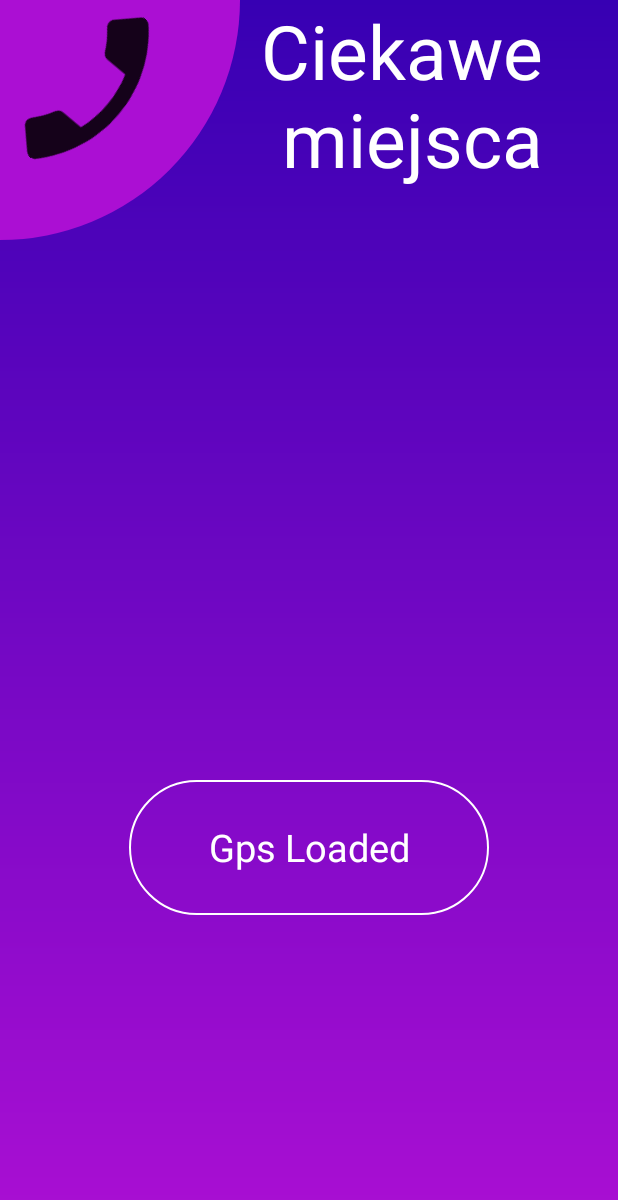
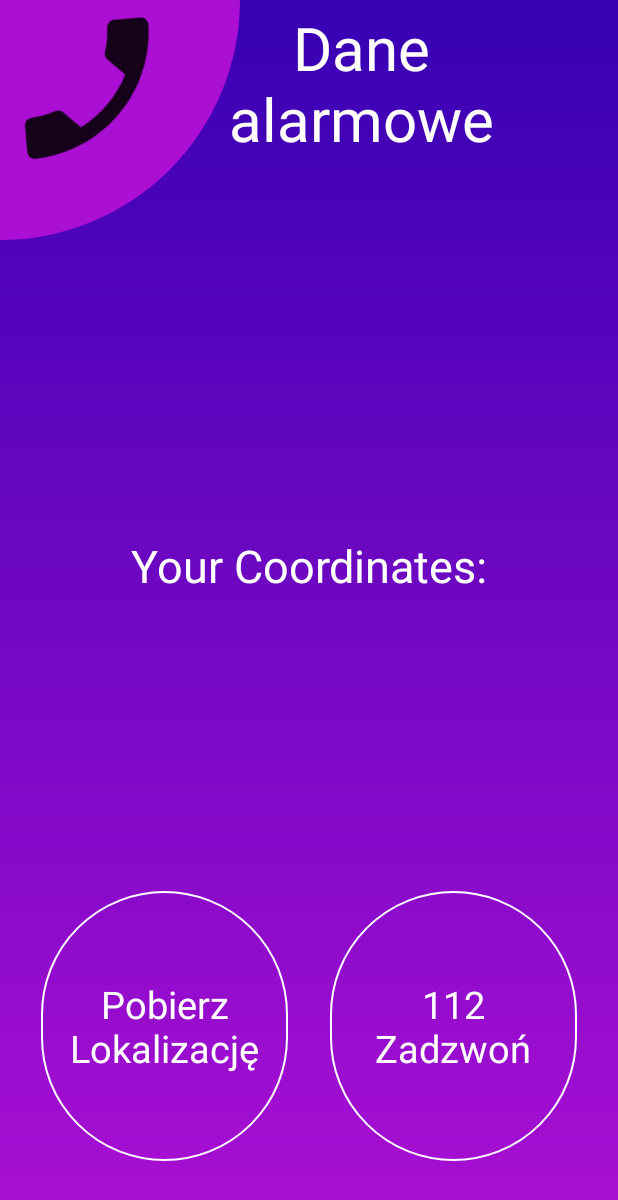
Before and after one commit to ThePow96/Bicycle.tracker, an Android app: the LastLocationActivity screen opened directly, with no data from a screen before it, after a tap on "Pobierz Lokalizację", on a phone screen of 412 x 824 dp. Shown: the top 1200 px of the screen. Run offline under Robolectric (Android 15) with nearby library versions, the light colour scheme and no system bars; 2 statements that could not run were skipped.

Commit message:
Layout fixes. Exit confirmation added

```diff
--- /dev/null
+++ b/appka/app/src/main/java/com/example/bicycletracker/view/AlarmActivity.kt
@@ -0,0 +1,67 @@
+package com.example.bicycletracker.view
+
+import android.Manifest
+import android.annotation.SuppressLint
+import android.content.Intent
+import android.content.pm.PackageManager
+import android.location.Location
+import android.net.Uri
+import android.os.Bundle
+import android.util.Log
+import android.widget.Toast
+import androidx.appcompat.app.AppCompatActivity
+import androidx.core.app.ActivityCompat
+import com.example.bicycletracker.R
+import com.google.android.gms.location.FusedLocationProviderClient
+import com.google.android.gms.tasks.Task
+import kotlinx.android.synthetic.main.alarm_layout.*
+
+private const val GPS_STATUS = ""
+private const val ALARM_NUMBER = "112"
+class LastLocationActivity: AppCompatActivity() {
+
+    override fun onCreate(savedInstanceState: Bundle?) {
+        super.onCreate(savedInstanceState)
+        setContentView(R.layout.alarm_layout)
+        lokalizacja.setOnClickListener {
+            askForGPSPermission()
+        }
+        alarm_number.setOnClickListener {
+            makeAlarmDial()
+        }
+    }
+
+    @SuppressLint("VisibleForTests")
+    private fun askForGPSPermission() {
+        if (ActivityCompat.checkSelfPermission(this, Manifest.permission.ACCESS_COARSE_LOCATION) != PackageManager.PERMISSION_GRANTED) {
+            requestPermissions(arrayOf(Manifest.permission.ACCESS_COARSE_LOCATION), 400)
+            Log.w(GPS_STATUS, "asking for permission")
+            Toast.makeText(this, resources.getString(R.string.app_gps_requirement), Toast.LENGTH_SHORT).show()
+            val getLastLocation = FusedLocationProviderClient(this).lastLocation
+            getLastLocation(getLastLocation)
+        }else{
+            val getLastLocation = FusedLocationProviderClient(this).lastLocation
+            getLastLocation(getLastLocation)
+        }
+    }
+
+    private fun getLastLocation(lastLocation: Task<Location>) {
+            lastLocation.addOnSuccessListener {
+                if (it == null){
+                    Toast.makeText(this, resources.getString(R.string.gps_loading_failed), Toast.LENGTH_SHORT).show()
+                    myLocation.text = resources.getString(R.string.gps_coordinates, 0f, 0f)
+                }else{
+                    myLocation.text = resources.getString(R.string.gps_coordinates, it.longitude, it.latitude)
+                }
+                Log.w(GPS_STATUS, "success")
+            }.addOnFailureListener {
+                Log.w(GPS_STATUS, "failed")
+            }
+    }
+
+    private fun makeAlarmDial(){
+        val callIntent = Intent(Intent.ACTION_DIAL)
+        callIntent.data = Uri.parse("tel:$ALARM_NUMBER")
+        startActivity(callIntent)
+    }
+}
--- a/appka/app/src/main/java/com/example/bicycletracker/view/LastLocationActivity.kt
+++ /dev/null
@@ -1,50 +0,0 @@
-package com.example.bicycletracker.view
-
-import android.content.pm.PackageManager
-import android.content.pm.PackageManager.*
-import android.os.Bundle
-import android.widget.Toast
-import androidx.appcompat.app.AppCompatActivity
-import androidx.core.app.ActivityCompat
-import com.example.bicycletracker.R
-import com.google.android.gms.location.FusedLocationProviderClient
-import kotlinx.android.synthetic.main.special_places_layout.*
-
-class LastLocationActivity: AppCompatActivity() {
-
-    override fun onCreate(savedInstanceState: Bundle?) {
-        super.onCreate(savedInstanceState)
-        setContentView(R.layout.special_places_layout)
-
-        lokalizacja.setOnClickListener {
-            lokalizacja.text = "Gps Loaded"
-            getLastLocation()
-        }
-    }
-
-    private fun getLastLocation() {
-        println("zaczyna")
-        if (ActivityCompat.checkSelfPermission(
-                this,
-                android.Manifest.permission.ACCESS_FINE_LOCATION
-            ) != PERMISSION_GRANTED &&
-            ActivityCompat.checkSelfPermission(
-                this,
-                android.Manifest.permission.ACCESS_COARSE_LOCATION
-            ) != PERMISSION_GRANTED
-        ) {
-            println("odmowa")
-            return
-        }
-        val getLastLocationTask = FusedLocationProviderClient(this).lastLocation
-
-        getLastLocationTask.addOnSuccessListener {
-            myLocation.text = it.toString()
-        }
-        getLastLocationTask.addOnFailureListener {
-            Toast.makeText(this, "Nie określono lokalizacji gps", Toast.LENGTH_SHORT).show()
-            println("error: " + it)
-        }
-    }
-
-}
--- /dev/null
+++ b/appka/app/src/main/res/layout/alarm_layout.xml
@@ -0,0 +1,88 @@
+<?xml version="1.0" encoding="utf-8"?>
+<androidx.constraintlayout.widget.ConstraintLayout xmlns:android="http://schemas.android.com/apk/res/android"
+    xmlns:app="http://schemas.android.com/apk/res-auto"
+    xmlns:tools="http://schemas.android.com/tools"
+    android:layout_width="match_parent"
+    android:layout_height="match_parent"
+    android:background="@drawable/background_gradient"
+    tools:context=".view.ContactActivity">
+
+    <ImageView
+        android:id="@+id/imageView5"
+        android:layout_width="wrap_content"
+        android:layout_height="wrap_content"
+        android:contentDescription="@string/logo"
+        android:src="@drawable/logo_backgroud_purple"
+        app:layout_constraintStart_toStartOf="parent"
+        app:layout_constraintTop_toTopOf="parent" />
+
+    <ImageView
+        android:id="@+id/imageView6"
+        android:layout_width="120dp"
+        android:layout_height="120dp"
+        android:background="@android:color/transparent"
+        android:contentDescription="@string/logo"
+        android:rotation="130"
+        android:src="@drawable/ic_call_end_black_24dp"
+        app:layout_constraintHeight_percent="0.2"
+        app:layout_constraintStart_toStartOf="parent"
+        app:layout_constraintTop_toTopOf="parent"
+        app:layout_constraintWidth_percent="0.3" />
+
+    <TextView
+        android:id="@+id/textView"
+        style="@style/title"
+        android:layout_width="250dp"
+        android:layout_height="wrap_content"
+        android:text="@string/alarm_data"
+        android:textAlignment="center"
+        android:textColor="@android:color/white"
+        app:layout_constraintBottom_toBottomOf="@+id/imageView5"
+        app:layout_constraintEnd_toEndOf="parent"
+        app:layout_constraintStart_toEndOf="@+id/imageView6"
+        app:layout_constraintTop_toTopOf="@+id/imageView5" />
+
+    <TextView
+        android:id="@+id/myLocation"
+        android:layout_width="match_parent"
+        android:layout_height="wrap_content"
+        android:padding="10dp"
+        android:text="@string/your_coordinates"
+        android:textAlignment="center"
+        android:textColor="@android:color/white"
+        android:textSize="30sp"
+        app:layout_constraintBottom_toTopOf="@+id/lokalizacja"
+        app:layout_constraintEnd_toEndOf="parent"
+        app:layout_constraintStart_toStartOf="parent"
+        app:layout_constraintTop_toBottomOf="@id/imageView5" />
+
+    <Button
+        android:id="@+id/lokalizacja"
+        style="@style/ButtonMenu"
+        android:layout_width="0dp"
+        android:layout_height="180dp"
+        android:layout_marginBottom="@dimen/title_margin"
+        android:background="@drawable/button_backgruud"
+        android:text="@string/loadGps"
+        app:layout_constraintBottom_toBottomOf="parent"
+        app:layout_constraintEnd_toStartOf="@+id/alarm_number"
+        app:layout_constraintHorizontal_bias="0.5"
+        app:layout_constraintStart_toStartOf="parent"
+        app:layout_constraintWidth_percent="0.4" />
+
+    <Button
+        android:id="@+id/alarm_number"
+        style="@style/ButtonMenu"
+        android:layout_width="0dp"
+        android:layout_height="180dp"
+        android:layout_marginBottom="@dimen/title_margin"
+        android:background="@drawable/button_backgruud"
+        android:textAlignment="center"
+        android:text="@string/call_112"
+        app:layout_constraintBottom_toBottomOf="parent"
+        app:layout_constraintEnd_toEndOf="parent"
+        app:layout_constraintHorizontal_bias="0.5"
+        app:layout_constraintStart_toEndOf="@+id/lokalizacja"
+        app:layout_constraintWidth_percent="0.4" />
+
+</androidx.constraintlayout.widget.ConstraintLayout>
--- a/appka/app/src/main/res/layout/contact_layout.xml
+++ b/appka/app/src/main/res/layout/contact_layout.xml
@@ -31,6 +31,7 @@
         android:id="@+id/textView"
         style="@style/title"
         android:layout_width="0dp"
+        android:textColor="@color/white"
         android:layout_height="wrap_content"
         android:text="@string/kontakt"
         app:layout_constraintBottom_toTopOf="@id/guideline3"
--- a/appka/app/src/main/res/layout/special_places_layout.xml
+++ b/appka/app/src/main/res/layout/special_places_layout.xml
@@ -39,41 +39,5 @@
         app:layout_constraintTop_toTopOf="parent"
         app:layout_constraintEnd_toEndOf="parent" />
 
-    <androidx.constraintlayout.widget.Guideline
-        android:id="@+id/guideline3"
-        android:layout_width="wrap_content"
-        android:layout_height="wrap_content"
-        android:orientation="horizontal"
-        app:layout_constraintGuide_percent="0.2"/>
-
-    <androidx.constraintlayout.widget.Guideline
-        android:id="@+id/guideline2"
-        android:layout_width="wrap_content"
-        android:layout_height="wrap_content"
-        android:orientation="horizontal"
-        app:layout_constraintGuide_percent="0.6"/>
-
-    <TextView
-        android:id="@+id/myLocation"
-        style="@style/title"
-        android:layout_width="match_parent"
-        android:layout_height="wrap_content"
-        android:text=""
-        android:textColor="@android:color/white"
-        android:textSize="40sp"
-        app:layout_constraintBottom_toTopOf="@+id/guideline2"
-        app:layout_constraintEnd_toEndOf="parent"
-        app:layout_constraintTop_toTopOf="@+id/guideline3" />
-
-    <Button
-        android:id="@+id/lokalizacja"
-        style="@style/ButtonMenu"
-        android:layout_width="240dp"
-        android:layout_height="90dp"
-        android:background="@drawable/button_backgruud"
-        android:text="@string/loadGps"
-        app:layout_constraintEnd_toEndOf="parent"
-        app:layout_constraintStart_toStartOf="parent"
-        app:layout_constraintTop_toTopOf="@+id/guideline2" />
 
 </androidx.constraintlayout.widget.ConstraintLayout>
--- a/appka/app/src/main/res/values/colors.xml
+++ b/appka/app/src/main/res/values/colors.xml
@@ -5,6 +5,7 @@
     <color name="colorAccent">#03DAC5</color>
     <color name="red">#DA0303</color>
     <color name="black">#000000</color>
+    <color name="black_transparent">#4B000000</color>
     <color name="grey">#707070</color>
     <color name="white">#FFFFFF</color>
     <color name="purple">#AB0FD3</color>
--- a/appka/app/src/main/res/values/dimens.xml
+++ b/appka/app/src/main/res/values/dimens.xml
@@ -8,7 +8,7 @@
     <dimen name="title_margin">50dp</dimen>
     <dimen name="section_margin">15dp</dimen>
     //rozmiar
-    <dimen name="title_size">50dp</dimen>
+    <dimen name="title_size">40dp</dimen>
 
 
 </resources>
--- a/appka/app/src/main/res/values/strings.xml
+++ b/appka/app/src/main/res/values/strings.xml
@@ -50,6 +50,7 @@
     //nazwy zakladek
     <string name="kontakt">Kontakt</string>
     <string name="specialplaces">Ciekawe miejsca</string>
+    <string name="alarm_data">Dane alarmowe</string>
     <string name="zakladkaTrasy">Trasy</string>
     <string name="znajdzNas">Znajdź nas</string>
     //buttuony
@@ -69,7 +70,14 @@
     <string name="app_background">Tło Aplikacji</string>
     <string name="save">SAVE</string>
     <string name="title_activity_last_location" translatable="false">Map</string>
-    <string name="loadGps" translatable="false">Pobierz Lokalizację</string>
-
+    <string name="loadGps" >Pobierz Lokalizację</string>
+    <string name="call_112">112\nZadzwoń</string>
+    <string name="app_gps_requirement" translatable="false">Dostęp do lokalizacji jest wymagany do określenia pozycji</string>
+    <string name="gps_loading_failed" >Nie udało się pobrać lokalizacji. Włącz GPS i Sprobuj ponownie&#8230;</string>
+    <string name="gps_loading_success" >Pobieranie lokalizacji - Sukces!</string>
+    <string name="gps_coordinates" >Your coordinates \n %1$f , %2$f</string>
+    <string name="your_coordinates">Your Coordinates:</string>
+    <string name="exit_confirmation">Czy na pewno chcesz wyjść z aplikacji?</string>
+    <string name="app_close_information">Aplikacja zostanie natymiastowo zamknięta</string>
 
 </resources>
--- a/appka/build.gradle
+++ b/appka/build.gradle
@@ -1,7 +1,7 @@
 // Top-level build file where you can add configuration options common to all sub-projects/modules.
 
 buildscript {
-    ext.kotlin_version = '1.3.72'
+    ext.kotlin_version = '1.4.10'
     repositories {
         google()
         jcenter()
@@ -10,9 +10,6 @@ buildscript {
     dependencies {
         classpath 'com.android.tools.build:gradle:4.0.2'
         classpath "org.jetbrains.kotlin:kotlin-gradle-plugin:$kotlin_version"
-
-        // NOTE: Do not place your application dependencies here; they belong
-        // in the individual module build.gradle files
     }
 }
 
```
Also changed, not shown: appka/app/src/main/AndroidManifest.xml (+3 -10 lines), appka/app/src/main/java/com/example/bicycletracker/view/MenuActivity.kt (+35 -3 lines), appka/app/src/main/res/layout/alert_leave.xml (added, +66 -0 lines), appka/app/src/main/res/layout/menu_layout.xml (+12 -0 lines), appka/app/src/main/res/layout/map_fragment.xml (renamed from appka/app/src/main/res/layout/activity_last_location.xml), 1 other file.
